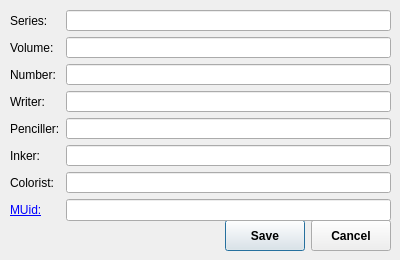
Qt form gui/MetaEditor.ui (ciromattia/kcc) before a commit.
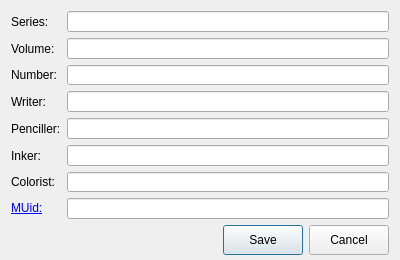
The same form after that commit. Icons and pictures are not drawn.

Patch:
```diff
--- a/gui/MetaEditor.ui
+++ b/gui/MetaEditor.ui
@@ -29,191 +29,177 @@
    <iconset resource="KCC.qrc">
     <normaloff>:/Icon/icons/comic2ebook.png</normaloff>:/Icon/icons/comic2ebook.png</iconset>
   </property>
-  <widget class="QWidget" name="horizontalLayoutWidget">
-   <property name="geometry">
-    <rect>
-     <x>10</x>
-     <y>220</y>
-     <width>381</width>
-     <height>31</height>
-    </rect>
+  <layout class="QVBoxLayout" name="verticalLayout">
+   <property name="bottomMargin">
+    <number>5</number>
    </property>
-   <layout class="QHBoxLayout" name="horizontalLayout">
     <item>
-     <widget class="QLabel" name="StatusLabel">
-      <property name="sizePolicy">
-       <sizepolicy hsizetype="MinimumExpanding" vsizetype="MinimumExpanding">
-        <horstretch>0</horstretch>
-        <verstretch>0</verstretch>
-       </sizepolicy>
-      </property>
-      <property name="font">
-       <font>
-        <weight>75</weight>
-        <bold>true</bold>
-       </font>
-      </property>
-      <property name="styleSheet">
-       <string notr="true">color: rgb(255, 0, 0);</string>
-      </property>
-     </widget>
-    </item>
-    <item>
-     <widget class="QPushButton" name="OKButton">
-      <property name="sizePolicy">
-       <sizepolicy hsizetype="Minimum" vsizetype="Minimum">
-        <horstretch>0</horstretch>
-        <verstretch>0</verstretch>
-       </sizepolicy>
-      </property>
-      <property name="font">
-       <font>
-        <weight>75</weight>
-        <bold>true</bold>
-       </font>
-      </property>
-      <property name="text">
-       <string>Save</string>
-      </property>
-      <property name="icon">
-       <iconset resource="KCC.qrc">
-        <normaloff>:/Other/icons/convert.png</normaloff>:/Other/icons/convert.png</iconset>
-      </property>
-     </widget>
-    </item>
-    <item>
-     <widget class="QPushButton" name="CancelButton">
-      <property name="sizePolicy">
-       <sizepolicy hsizetype="Minimum" vsizetype="Minimum">
-        <horstretch>0</horstretch>
-        <verstretch>0</verstretch>
-       </sizepolicy>
-      </property>
-      <property name="font">
-       <font>
-        <weight>75</weight>
-        <bold>true</bold>
-       </font>
-      </property>
-      <property name="text">
-       <string>Cancel</string>
-      </property>
-      <property name="icon">
-       <iconset resource="KCC.qrc">
-        <normaloff>:/Other/icons/clear.png</normaloff>:/Other/icons/clear.png</iconset>
-      </property>
-     </widget>
-    </item>
-   </layout>
-  </widget>
-  <widget class="QFrame" name="EditorFrame">
-   <property name="geometry">
-    <rect>
-     <x>10</x>
-     <y>10</y>
-     <width>381</width>
-     <height>211</height>
-    </rect>
-   </property>
-   <widget class="QWidget" name="formLayoutWidget">
-    <property name="geometry">
-     <rect>
-      <x>0</x>
-      <y>0</y>
-      <width>381</width>
-      <height>211</height>
-     </rect>
-    </property>
+    <widget class="QWidget" name="editorWidget" native="true">
     <layout class="QFormLayout" name="formLayout">
-     <item row="1" column="0">
-      <widget class="QLabel" name="label">
+      <property name="leftMargin">
+       <number>0</number>
+      </property>
+      <property name="topMargin">
+       <number>0</number>
+      </property>
+      <property name="rightMargin">
+       <number>0</number>
+      </property>
+      <property name="bottomMargin">
+       <number>0</number>
+      </property>
+      <item row="0" column="0">
+       <widget class="QLabel" name="label_1">
        <property name="text">
         <string>Series:</string>
        </property>
       </widget>
      </item>
+      <item row="0" column="1">
+       <widget class="QLineEdit" name="seriesLine"/>
+      </item>
      <item row="1" column="1">
-      <widget class="QLineEdit" name="SeriesLine"/>
-     </item>
-     <item row="2" column="0">
+       <widget class="QLineEdit" name="volumeLine"/>
+      </item>
+      <item row="2" column="1">
+       <widget class="QLineEdit" name="numberLine"/>
+      </item>
+      <item row="3" column="1">
+       <widget class="QLineEdit" name="writerLine"/>
+      </item>
+      <item row="4" column="1">
+       <widget class="QLineEdit" name="pencillerLine"/>
+      </item>
+      <item row="5" column="1">
+       <widget class="QLineEdit" name="inkerLine"/>
+      </item>
+      <item row="6" column="1">
+       <widget class="QLineEdit" name="coloristLine"/>
+      </item>
+      <item row="7" column="1">
+       <widget class="QLineEdit" name="muidLine"/>
+      </item>
+      <item row="1" column="0">
       <widget class="QLabel" name="label_2">
        <property name="text">
         <string>Volume:</string>
        </property>
       </widget>
      </item>
-     <item row="2" column="1">
-      <widget class="QLineEdit" name="VolumeLine"/>
-     </item>
-     <item row="3" column="0">
+      <item row="2" column="0">
       <widget class="QLabel" name="label_3">
        <property name="text">
         <string>Number:</string>
        </property>
       </widget>
      </item>
-     <item row="3" column="1">
-      <widget class="QLineEdit" name="NumberLine"/>
-     </item>
-     <item row="4" column="0">
+      <item row="3" column="0">
       <widget class="QLabel" name="label_4">
        <property name="text">
         <string>Writer:</string>
        </property>
       </widget>
      </item>
-     <item row="4" column="1">
-      <widget class="QLineEdit" name="WriterLine"/>
-     </item>
-     <item row="5" column="0">
+      <item row="4" column="0">
       <widget class="QLabel" name="label_5">
        <property name="text">
         <string>Penciller:</string>
        </property>
       </widget>
      </item>
-     <item row="5" column="1">
-      <widget class="QLineEdit" name="PencillerLine"/>
-     </item>
-     <item row="6" column="0">
+      <item row="5" column="0">
       <widget class="QLabel" name="label_6">
        <property name="text">
         <string>Inker:</string>
        </property>
       </widget>
      </item>
-     <item row="6" column="1">
-      <widget class="QLineEdit" name="InkerLine"/>
-     </item>
-     <item row="7" column="0">
+      <item row="6" column="0">
       <widget class="QLabel" name="label_7">
        <property name="text">
         <string>Colorist:</string>
        </property>
       </widget>
      </item>
-     <item row="7" column="1">
-      <widget class="QLineEdit" name="ColoristLine"/>
-     </item>
-     <item row="8" column="0">
+      <item row="7" column="0">
       <widget class="QLabel" name="label_8">
        <property name="text">
         <string>&lt;html&gt;&lt;head/&gt;&lt;body&gt;&lt;p&gt;&lt;a href=&quot;https://github.com/ciromattia/kcc/wiki/Manga-Cover-Database-support&quot;&gt;&lt;span style=&quot; text-decoration: underline; color:#0000ff;&quot;&gt;MUid:&lt;/span&gt;&lt;/a&gt;&lt;/p&gt;&lt;/body&gt;&lt;/html&gt;</string>
        </property>
-       <property name="textFormat">
-        <enum>Qt::RichText</enum>
-       </property>
        <property name="openExternalLinks">
         <bool>true</bool>
        </property>
       </widget>
      </item>
-     <item row="8" column="1">
-      <widget class="QLineEdit" name="MUidLine"/>
-     </item>
-    </layout>
-   </widget>
-  </widget>
+     </layout>
+    </widget>
+   </item>
+   <item>
+    <widget class="QWidget" name="optionWidget" native="true">
+     <layout class="QHBoxLayout" name="horizontalLayout">
+      <property name="leftMargin">
+       <number>0</number>
+      </property>
+      <property name="topMargin">
+       <number>0</number>
+      </property>
+      <property name="rightMargin">
+       <number>0</number>
+      </property>
+      <property name="bottomMargin">
+       <number>0</number>
+      </property>
+      <item>
+       <widget class="QLabel" name="statusLabel">
+        <property name="sizePolicy">
+         <sizepolicy hsizetype="MinimumExpanding" vsizetype="MinimumExpanding">
+          <horstretch>0</horstretch>
+          <verstretch>0</verstretch>
+         </sizepolicy>
+        </property>
+        <property name="text">
+         <string/>
+        </property>
+       </widget>
+      </item>
+      <item>
+       <widget class="QPushButton" name="okButton">
+        <property name="minimumSize">
+         <size>
+          <width>0</width>
+          <height>30</height>
+         </size>
+        </property>
+        <property name="text">
+         <string>Save</string>
+        </property>
+        <property name="icon">
+         <iconset resource="KCC.qrc">
+          <normaloff>:/Other/icons/convert.png</normaloff>:/Other/icons/convert.png</iconset>
+        </property>
+       </widget>
+      </item>
+      <item>
+       <widget class="QPushButton" name="cancelButton">
+        <property name="minimumSize">
+         <size>
+          <width>0</width>
+          <height>30</height>
+         </size>
+        </property>
+        <property name="text">
+         <string>Cancel</string>
+        </property>
+        <property name="icon">
+         <iconset resource="KCC.qrc">
+          <normaloff>:/Other/icons/clear.png</normaloff>:/Other/icons/clear.png</iconset>
+        </property>
+       </widget>
+      </item>
+     </layout>
+    </widget>
+   </item>
+  </layout>
  </widget>
  <resources>
   <include location="KCC.qrc"/>
```
Left out of the diff: 4 changed lines with no effect on the pictures. Lines whose indentation alone changed are shown as unchanged.
